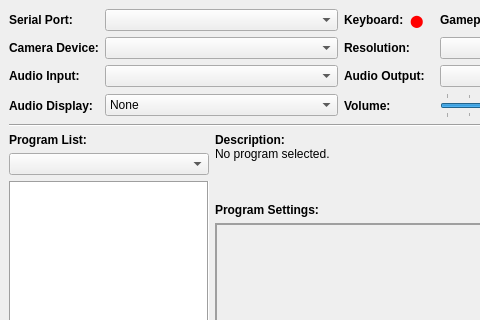
Before: the Qt Designer form mainwindow.ui in brianuuu/AutoController2, drawn with Qt 5; both pictures show x 0 to 480 and y 0 to 320 of the 800 by 586 pixel window.
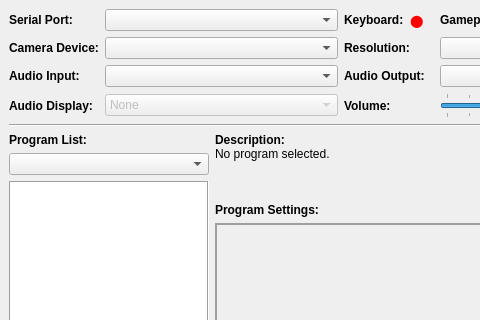
After: the same form once the commit is applied.

Commit message: Fixed audio display not disabled at None

What changed in the file:
```diff
--- a/mainwindow.ui
+++ b/mainwindow.ui
@@ -290,6 +290,9 @@
       </item>
       <item row="3" column="1">
        <widget class="QComboBox" name="CB_AudioDisplay">
+        <property name="enabled">
+         <bool>false</bool>
+        </property>
         <property name="sizePolicy">
          <sizepolicy hsizetype="MinimumExpanding" vsizetype="Fixed">
           <horstretch>0</horstretch>
```
